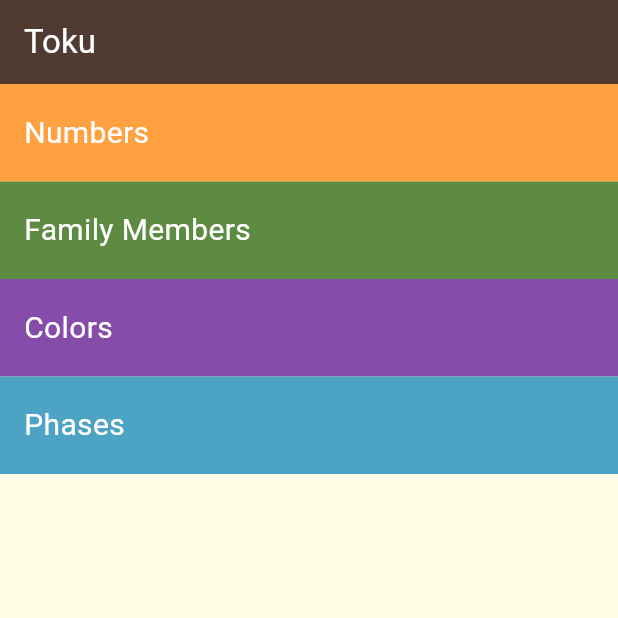
After one commit to yasser-osamaa/Simple-Learning-App, a Flutter app: the screen it shows after launch, on a phone screen of 412 x 824 dp, the top half of it. The commit adds this screen. Run offline on Flutter 3.47's test engine with Material 3 defaults, Android fonts, the light colour scheme and no system bars.

Commit message:
first refactor code and make home page in another file

```diff
--- /dev/null
+++ b/lib/components/category_item.dart
@@ -0,0 +1,25 @@
+import 'package:flutter/material.dart';
+
+class Category extends StatelessWidget {
+  Category({super.key, this.text, this.color});
+  String? text;
+  Color? color;
+
+  @override
+  Widget build(BuildContext context) {
+    return Container(
+      padding: const EdgeInsets.only(left: 16),
+      alignment: Alignment.centerLeft,
+      height: 65,
+      width: double.infinity,
+      color: color,
+      child: Text(
+        text!,
+        style: const TextStyle(
+          color: Colors.white,
+          fontSize: 20,
+        ),
+      ),
+    );
+  }
+}
--- /dev/null
+++ b/lib/screens/home_page.dart
@@ -0,0 +1,42 @@
+import 'package:flutter/material.dart';
+import 'package:tokuapp/components/category_item.dart';
+
+class HomePage extends StatelessWidget {
+  const HomePage({super.key});
+
+  @override
+  Widget build(BuildContext context) {
+    return Scaffold(
+      backgroundColor: const Color(0xffFFFDE5),
+      appBar: AppBar(
+        title: const Text(
+          'Toku',
+          style: TextStyle(
+            color: Colors.white,
+          ),
+        ),
+        backgroundColor: const Color(0xff503B33),
+      ),
+      body: Column(
+        children: [
+          Category(
+            text: 'Numbers',
+            color: const Color(0xffFFA041),
+          ),
+          Category(
+            text: 'Family Members',
+            color: const Color(0xff5D8B41),
+          ),
+          Category(
+            text: 'Colors',
+            color: const Color(0xff854CA9),
+          ),
+          Category(
+            text: 'Phases',
+            color: const Color(0xff4CA3C4),
+          )
+        ],
+      ),
+    );
+  }
+}
```
Also changed, not shown: lib/main.dart (+3 -73 lines), 1 other file.
